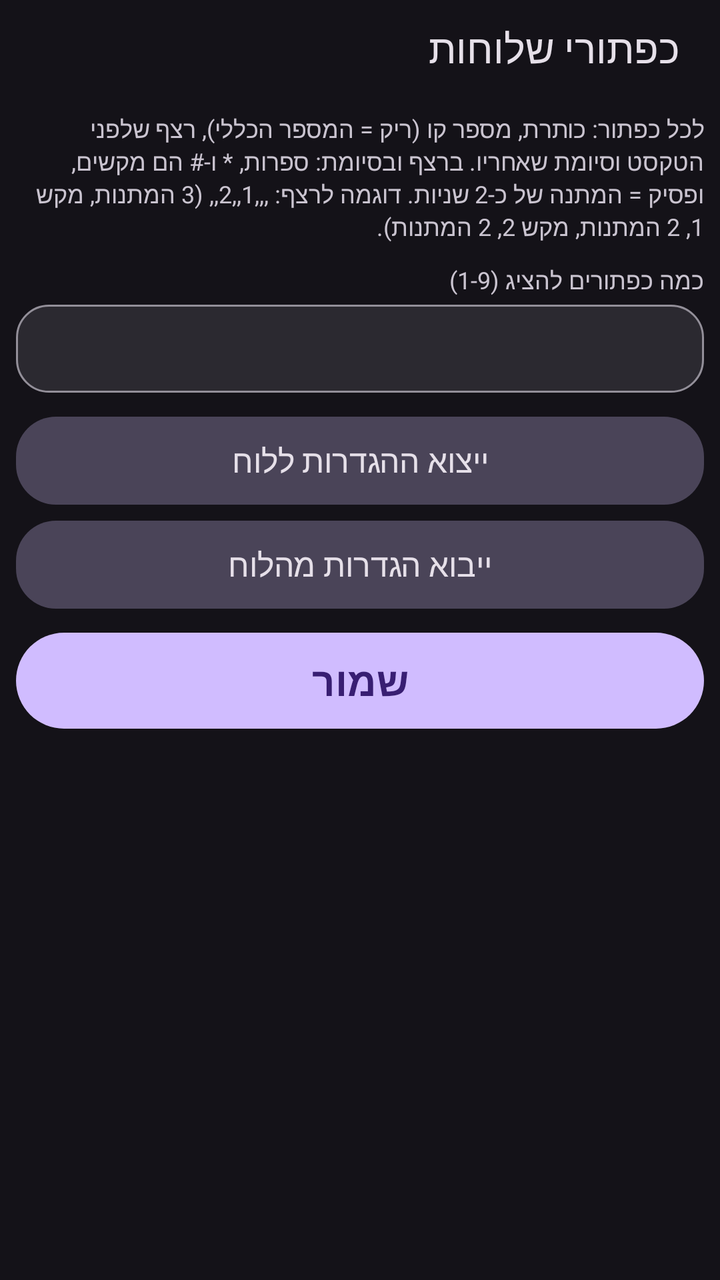
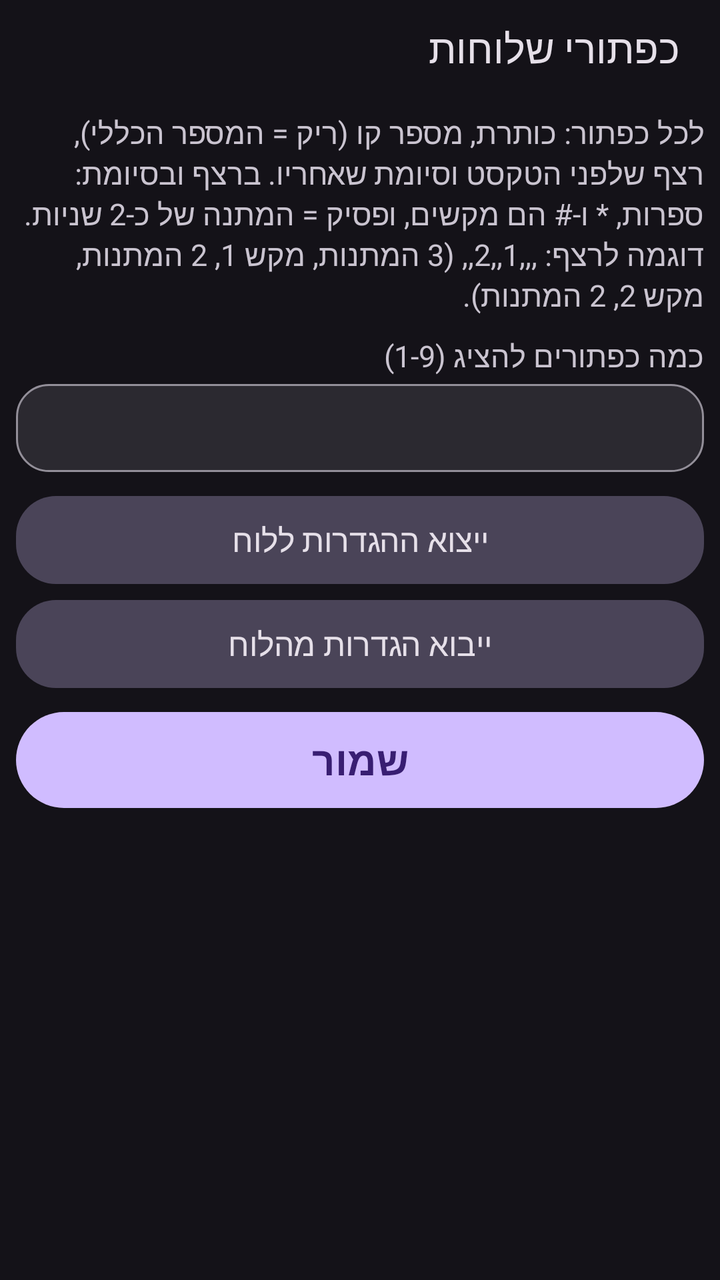

Compare the two renders of this Android layout. The source of the first and the diff that turns it into the second are given below.
<!-- AndroidManifest.xml: application theme AppTheme -->
<!-- res/layout/activity_ext_settings.xml -->
<?xml version="1.0" encoding="utf-8"?>
<LinearLayout xmlns:android="http://schemas.android.com/apk/res/android"
    android:layout_width="match_parent"
    android:layout_height="match_parent"
    android:background="?attr/colorBgMain"
    android:orientation="vertical">

    <TextView
        android:layout_width="match_parent"
        android:layout_height="48dp"
        android:background="?attr/colorHeader"
        android:gravity="center_vertical"
        android:paddingEnd="20dp"
        android:paddingStart="20dp"
        android:text="@string/title_ext_settings"
        android:textColor="?attr/colorTextPrimary"
        android:textSize="20sp" />

    <ScrollView
        android:layout_width="match_parent"
        android:layout_height="match_parent"
        android:fillViewport="true">

        <LinearLayout
            android:layout_width="match_parent"
            android:layout_height="wrap_content"
            android:orientation="vertical"
            android:padding="8dp">

            <TextView
                android:layout_width="match_parent"
                android:layout_height="wrap_content"
                android:text="@string/ext_help"
                android:textColor="?attr/colorTextSecondary"
                android:textSize="12sp" />

            <TextView
                android:layout_width="match_parent"
                android:layout_height="wrap_content"
                android:layout_marginTop="10dp"
                android:text="@string/label_ext_count"
                android:textColor="?attr/colorTextSecondary"
                android:textSize="12sp" />

            <EditText
                android:id="@+id/edit_count"
                android:layout_width="match_parent"
                android:layout_height="wrap_content"
                android:layout_marginTop="4dp"
                android:background="?attr/bgInput"
                android:gravity="start"
                android:inputType="number"
                android:maxLength="1"
                android:minHeight="44dp"
                android:paddingEnd="16dp"
                android:paddingStart="16dp"
                android:singleLine="true"
                android:textColor="?attr/colorTextPrimary"
                android:textSize="18sp" />

            <LinearLayout
                android:id="@+id/rows"
                android:layout_width="match_parent"
                android:layout_height="wrap_content"
                android:orientation="vertical" />

            <Button
                android:id="@+id/btn_export"
                android:layout_width="match_parent"
                android:layout_height="44dp"
                android:layout_marginTop="12dp"
                android:background="?attr/bgBtnTonal"
                android:text="@string/btn_export"
                android:textColor="?attr/colorTextPrimary"
                android:textSize="16sp" />

            <Button
                android:id="@+id/btn_import"
                android:layout_width="match_parent"
                android:layout_height="44dp"
                android:layout_marginTop="8dp"
                android:background="?attr/bgBtnTonal"
                android:text="@string/btn_import"
                android:textColor="?attr/colorTextPrimary"
                android:textSize="16sp" />

            <Button
                android:id="@+id/btn_save_ext"
                android:layout_width="match_parent"
                android:layout_height="48dp"
                android:layout_marginTop="12dp"
                android:background="?attr/bgBtnFilled"
                android:text="@string/btn_save"
                android:textColor="?attr/colorOnAccent"
                android:textSize="20sp"
                android:textStyle="bold" />
        </LinearLayout>
    </ScrollView>
</LinearLayout>
<!-- resources referenced by this layout -->
<resources>
  <string name="btn_export">ייצוא ההגדרות ללוח</string>
  <string name="btn_import">ייבוא הגדרות מהלוח</string>
  <string name="btn_save">שמור</string>
  <string name="ext_help">לכל כפתור: כותרת, מספר קו (ריק = המספר הכללי), רצף שלפני הטקסט וסיומת שאחריו. ברצף ובסיומת: ספרות, * ו-# הם מקשים, ופסיק = המתנה של כ-2 שניות. דוגמה לרצף: ,,,1,,2,, (3 המתנות, מקש 1, 2 המתנות, מקש 2, 2 המתנות).</string>
  <string name="label_ext_count">כמה כפתורים להציג (1-9)</string>
  <string name="title_ext_settings">כפתורי שלוחות</string>
  <color name="bg_dark">#FF141218</color>
  <color name="header_dark">#FF141218</color>
  <color name="accent_dark">#FFD0BCFF</color>
  <color name="on_accent_dark">#FF381E72</color>
  <color name="text_white">#FFE6E0E9</color>
  <color name="text_light_gray">#FFCAC4D0</color>
  <!-- drawable bg_input_d (drawable) -->
  <?xml version="1.0" encoding="utf-8"?>
  <selector xmlns:android="http://schemas.android.com/apk/res/android">
      <item android:state_focused="true">
      <shape android:shape="rectangle">
          <solid android:color="#FF2B2930" />
          <stroke android:width="3dp" android:color="#FFD0BCFF" />
          <corners android:radius="16dp" />
      </shape>
      </item>
      <item>
      <shape android:shape="rectangle">
          <solid android:color="#FF2B2930" />
          <stroke android:width="1dp" android:color="#FF938F99" />
          <corners android:radius="16dp" />
      </shape>
      </item>
  </selector>
  <!-- drawable bg_card_d (drawable) -->
  <?xml version="1.0" encoding="utf-8"?>
  <selector xmlns:android="http://schemas.android.com/apk/res/android">
      <item>
      <shape android:shape="rectangle">
          <solid android:color="#FF2B2930" />
          <corners android:radius="16dp" />
      </shape>
      </item>
  </selector>
  <!-- drawable bg_btn_tonal_d (drawable) -->
  <?xml version="1.0" encoding="utf-8"?>
  <selector xmlns:android="http://schemas.android.com/apk/res/android">
      <item android:state_focused="true">
      <shape android:shape="rectangle">
          <solid android:color="#FF4A4458" />
          <stroke android:width="3dp" android:color="#FFEADDFF" />
          <corners android:radius="20dp" />
      </shape>
      </item>
      <item android:state_pressed="true">
      <shape android:shape="rectangle">
          <solid android:color="#FF938F99" />
          <corners android:radius="20dp" />
      </shape>
      </item>
      <item>
      <shape android:shape="rectangle">
          <solid android:color="#FF4A4458" />
          <corners android:radius="20dp" />
      </shape>
      </item>
  </selector>
  <!-- drawable bg_icon_btn_d (drawable) -->
  <?xml version="1.0" encoding="utf-8"?>
  <selector xmlns:android="http://schemas.android.com/apk/res/android">
      <item android:state_focused="true">
      <shape android:shape="rectangle">
          <solid android:color="#FF4A4458" />
          <stroke android:width="3dp" android:color="#FFEADDFF" />
          <corners android:radius="24dp" />
      </shape>
      </item>
      <item android:state_pressed="true">
      <shape android:shape="rectangle">
          <solid android:color="#FF4A4458" />
          <corners android:radius="24dp" />
      </shape>
      </item>
      <item>
      <shape android:shape="rectangle">
          <solid android:color="#00000000" />
          <corners android:radius="24dp" />
      </shape>
      </item>
  </selector>
  <!-- unchanged entries left out for length: 2 -->
</resources>

<!-- the commit's change to res/layout/activity_ext_settings.xml (unified diff, before → after) -->
@@ -32,7 +32,7 @@
                 android:layout_height="wrap_content"
                 android:text="@string/ext_help"
                 android:textColor="?attr/colorTextSecondary"
-                android:textSize="12sp" />
+                android:textSize="15sp" />
 
             <TextView
                 android:layout_width="match_parent"
@@ -40,7 +40,7 @@
                 android:layout_marginTop="10dp"
                 android:text="@string/label_ext_count"
                 android:textColor="?attr/colorTextSecondary"
-                android:textSize="12sp" />
+                android:textSize="15sp" />
 
             <EditText
                 android:id="@+id/edit_count"
